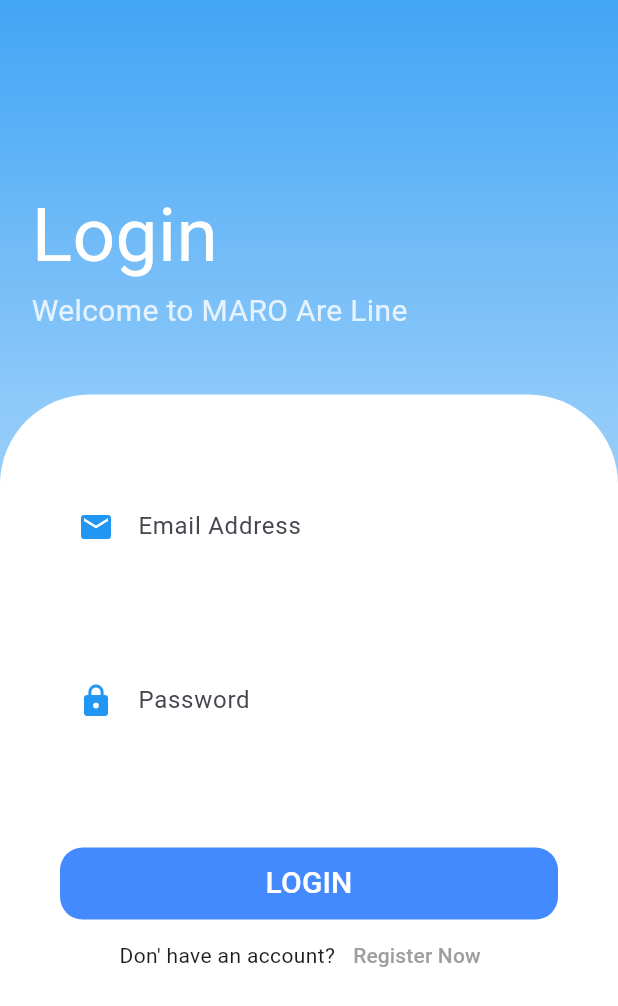
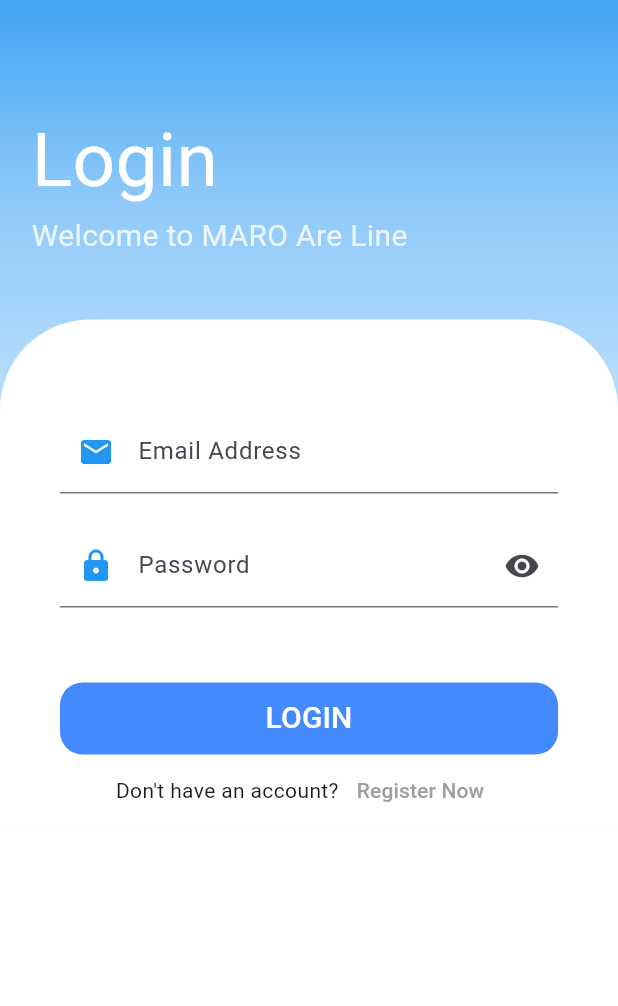
Before and after one commit to xmaherr/air_plane_mobile_app, a Flutter app: the screen it shows after launch, on a phone screen of 412 x 824 dp. Shown: the top 1006 px of the screen. Run offline on Flutter 3.47's test engine with Material 3 defaults, Android fonts, the light colour scheme and no system bars.

Commit message:
solve over flow problem - add eye icon and set it's action

```diff
--- a/lib/layout/login_page_layout.dart
+++ b/lib/layout/login_page_layout.dart
@@ -3,18 +3,27 @@
 
 import '../shared/components/components.dart';
 
-class LoginPageLayout extends StatelessWidget {
+class LoginPageLayout extends StatefulWidget {
+
+  const LoginPageLayout({super.key});
+
+  @override
+  State<LoginPageLayout> createState() => _LoginPageLayoutState();
+}
+
+class _LoginPageLayoutState extends State<LoginPageLayout> {
   var emailController = TextEditingController();
 
   var passwordController = TextEditingController();
 
   var formKey = GlobalKey<FormState>();
 
-  LoginPageLayout({super.key});
+  bool isPassword = true;
 
   @override
   Widget build(BuildContext context) {
     return Scaffold(
+      backgroundColor: Colors.white,
       body: Container(
         decoration: BoxDecoration(
           gradient: LinearGradient(
@@ -24,16 +33,16 @@
               Colors.blue[400] ?? Colors.white,
               Colors.blue[200] ?? Colors.white,
               Colors.blue[100] ?? Colors.white,
+              Colors.blue[100] ?? Colors.white,
               Colors.blue[50] ?? Colors.white,
             ],
           ),
         ),
+        child: SingleChildScrollView(
           child: Column(
             crossAxisAlignment: CrossAxisAlignment.start,
             children: [
-            const SizedBox(
-              height: 100,
-            ),
+              const SizedBox(height: 50,),
               Padding(
                 padding: const EdgeInsets.all(21.0),
                 child: Column(
@@ -59,8 +68,7 @@
               const SizedBox(
                 height: 20,
               ),
-            Expanded(
-              child: Container(
+              Container(
                   decoration: const BoxDecoration(
                     color: Colors.white,
                     borderRadius: BorderRadius.only(
@@ -69,15 +77,7 @@
                   ),
                   width: double.infinity,
                   child: Padding(
-                  padding: const EdgeInsets.only(
-                    top: 40,
-                    left: 20,
-                    right: 20
-                  ),
-                  child: Column(
-                    children: [
-                      Padding(
-                        padding: const EdgeInsets.all(20),
+                    padding: const EdgeInsets.only(top: 60, left: 40, right: 40),
                     child: Form(
                       key: formKey,
                       child: Column(
@@ -93,14 +93,14 @@
                             },
                             prefix: Icons.email,
                             label: "Email Address",
-                                outLineBorder: false,
+                            outLineBorder: true,
                             prefixIconColor: Colors.blue,
                           ),
                           const SizedBox(
-                                height: 60.0,
+                            height: 20.0,
                           ),
                           defultFormField(
-                                controller: emailController,
+                            controller: passwordController,
                             type: TextInputType.emailAddress,
                             validator: (String? value) {
                               if (value!.isEmpty) {
@@ -110,51 +110,57 @@
                             },
                             prefix: Icons.lock,
                             label: "Password",
-                                outLineBorder: false,
-                                isPassword: true,
+                            outLineBorder: true,
+                            isPassword: isPassword,
                             prefixIconColor: Colors.blue,
+                            suffex :IconButton(onPressed:()
+                            {
+                              isPassword=!isPassword;
+                              setState(() {
+
+                              });
+                            },
+                            icon: const Icon(
+                                    Icons.remove_red_eye,
                                 ),
+                            ),
+                          ),
+
                           const SizedBox(
-                                height:70 ,
+                            height: 50,
                           ),
                           defultButton(
-                                function: ()
-                                {
-                                  if(formKey.currentState!.validate())
-                                  {
+                            function: () {
+                              if (formKey.currentState!.validate()) {
+                                // Perform action upon successful validation
+                                // For example, navigate to another screen
+                                Navigator.pushNamed(context, '/home');
                               }
                             },
                             text: 'LOGIN',
-                                radius:15,
+                            radius: 15,
                             textSize: 20,
                           ),
                           Row(
                             mainAxisAlignment: MainAxisAlignment.center,
                             children: [
-                                  const Text(
-                                      'Don\' have an account?'
-                                  ),
+                              const Text('Don\'t have an account?'),
                               TextButton(
-                                      onPressed:(){},
+                                onPressed: () {},
                                 child: const Text(
                                   'Register Now',
-                                        style: TextStyle(
-                                            color: Colors.grey
+                                  style: TextStyle(color: Colors.grey),
                                 ),
-                                      )
-                                  )
+                              ),
                             ],
-                              )
+                          ),
                         ],
                       ),
                     ),
                   )
+              ),
             ],
           ),
-                ),
-              ),
-            ),
-          ],
         ),
       ),
     );
--- a/lib/main.dart
+++ b/lib/main.dart
@@ -12,7 +12,7 @@
   // This widget is the root of your application.
   @override
   Widget build(BuildContext context) {
-    return MaterialApp(
+    return const MaterialApp(
       debugShowCheckedModeBanner: false,
       home: LoginPageLayout(),
     );
--- a/lib/shared/components/components.dart
+++ b/lib/shared/components/components.dart
@@ -1,10 +1,5 @@
-import 'dart:ffi';
-import 'dart:ui';
 
-import 'package:flutter/cupertino.dart';
 import 'package:flutter/material.dart';
-import 'package:flutter/services.dart';
-import 'package:flutter/widgets.dart';
 
 Widget defultButton({
   double width= double.infinity,
@@ -35,10 +30,11 @@
   required TextEditingController controller,
   required TextInputType type,
   required String? Function(String?)  validator,
+  // ignore: use_function_type_syntax_for_parameters
   Function()  onSubmitted(value)?,
   required IconData prefix,
   String? label,
-  IconButton? Suffex,
+  IconButton? suffex,
   bool outLineBorder =false,
   bool isPassword =false,
   Color prefixIconColor =Colors.white,
@@ -48,12 +44,11 @@
       onFieldSubmitted: onSubmitted,
       decoration: InputDecoration(
           labelText: label,
-          border:outLineBorder? OutlineInputBorder(): InputBorder.none,
           prefixIcon: Icon(
             prefix,
           color: prefixIconColor,
           ),
-          suffixIcon: Suffex,
+          suffixIcon: suffex,
       ),
       validator:validator,
       obscureText: isPassword,
```
Also changed, not shown: lib/modules/login_modules.dart (added, +88 -0 lines), lib/modules/test.dart (added, +75 -0 lines). Lines whose indentation alone changed are shown as unchanged.
